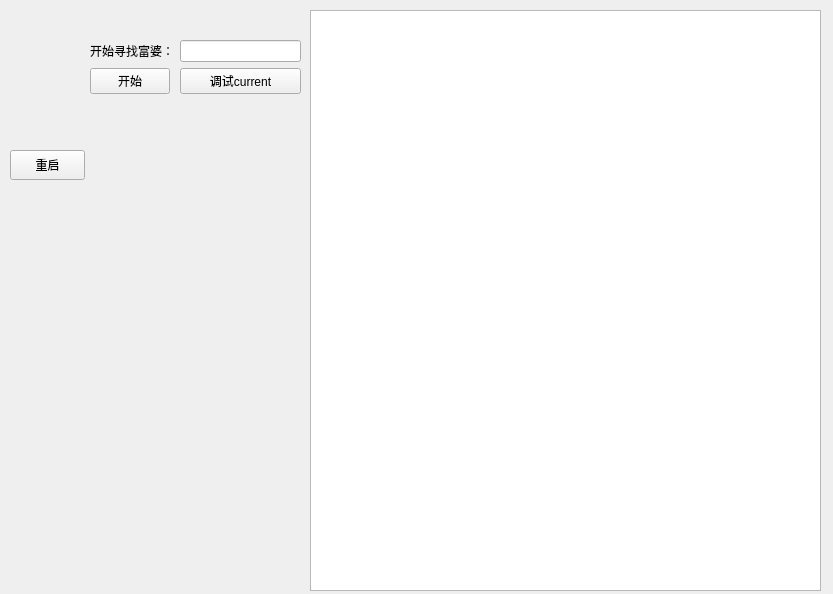
This is ui/main1.ui in ooopen/pyqtdnf as Qt 5 draws it before an edit. The edited form follows.
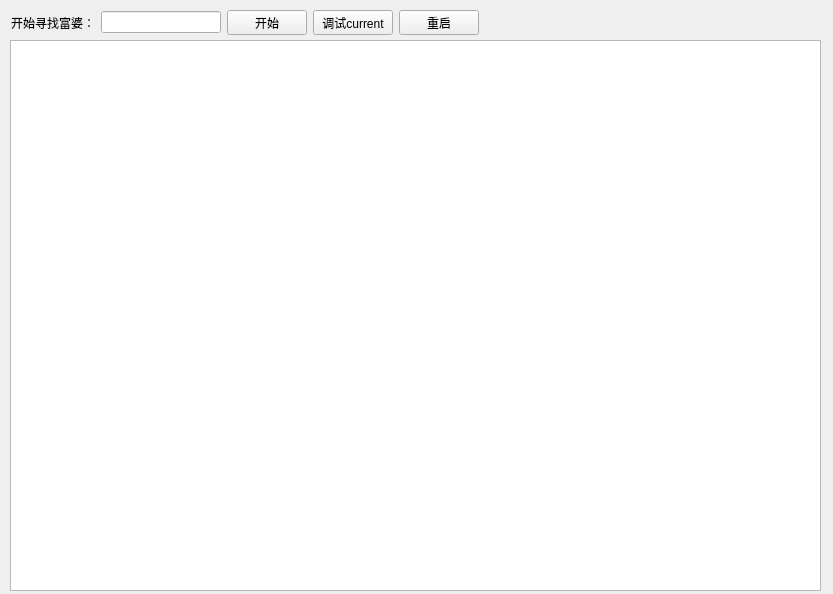
This is the edited form.

The edit to the form file:
```diff
--- a/ui/main1.ui
+++ b/ui/main1.ui
@@ -13,65 +13,59 @@
   <property name="windowTitle">
    <string>全国富婆通讯录</string>
   </property>
-  <widget class="QWidget" name="formLayoutWidget">
+  <widget class="QTextBrowser" name="textBrowser">
    <property name="geometry">
     <rect>
-     <x>90</x>
+     <x>10</x>
      <y>40</y>
-     <width>211</width>
-     <height>141</height>
+     <width>811</width>
+     <height>551</height>
     </rect>
    </property>
-   <layout class="QFormLayout" name="formLayout">
-    <item row="0" column="1">
-     <widget class="QLineEdit" name="lineEdit"/>
-    </item>
-    <item row="0" column="0">
+  </widget>
+  <widget class="QWidget" name="">
+   <property name="geometry">
+    <rect>
+     <x>11</x>
+     <y>10</y>
+     <width>468</width>
+     <height>25</height>
+    </rect>
+   </property>
+   <layout class="QHBoxLayout" name="horizontalLayout">
+    <item>
      <widget class="QLabel" name="label">
       <property name="text">
        <string>开始寻找富婆：</string>
       </property>
      </widget>
     </item>
-    <item row="2" column="0">
+    <item>
+     <widget class="QLineEdit" name="lineEdit"/>
+    </item>
+    <item>
      <widget class="QPushButton" name="pushButton">
       <property name="text">
        <string>开始</string>
       </property>
      </widget>
     </item>
-    <item row="2" column="1">
+    <item>
      <widget class="QPushButton" name="pushButton_2">
       <property name="text">
        <string>调试current</string>
       </property>
      </widget>
     </item>
+    <item>
+     <widget class="QPushButton" name="pushButton_3">
+      <property name="text">
+       <string>重启</string>
+      </property>
+     </widget>
+    </item>
    </layout>
   </widget>
-  <widget class="QPushButton" name="pushButton_3">
-   <property name="geometry">
-    <rect>
-     <x>10</x>
-     <y>150</y>
-     <width>75</width>
-     <height>30</height>
-    </rect>
-   </property>
-   <property name="text">
-    <string>重启</string>
-   </property>
-  </widget>
-  <widget class="QTextBrowser" name="textBrowser">
-   <property name="geometry">
-    <rect>
-     <x>310</x>
-     <y>10</y>
-     <width>511</width>
-     <height>581</height>
-    </rect>
-   </property>
-  </widget>
  </widget>
  <resources/>
  <connections/>
```
